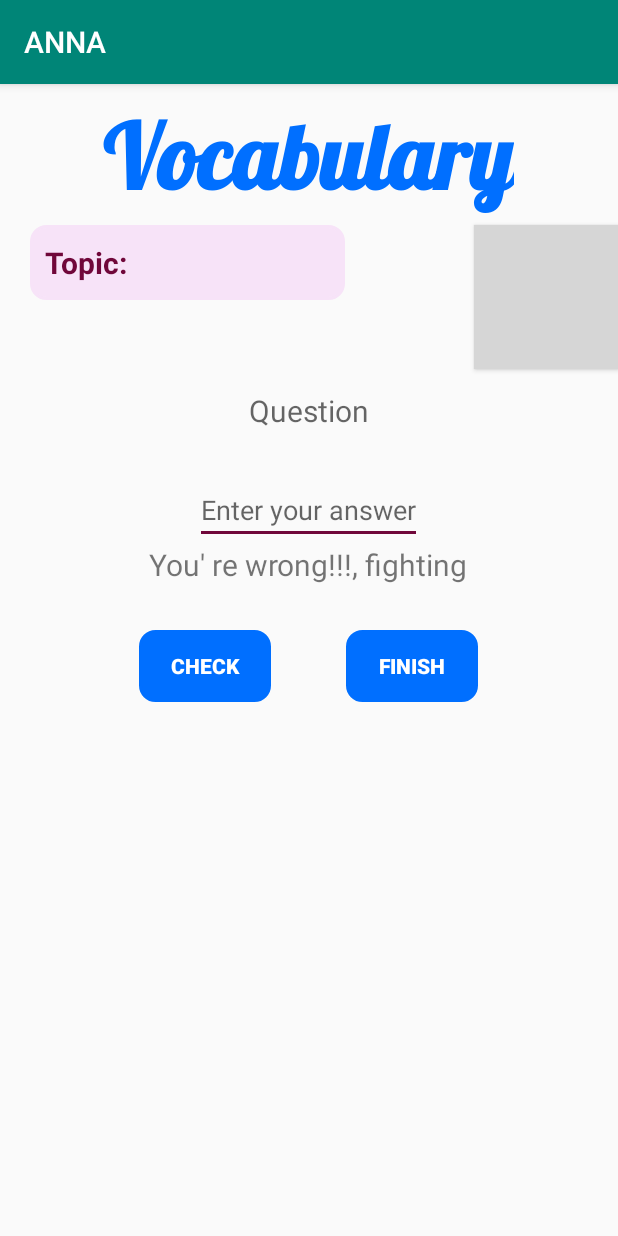
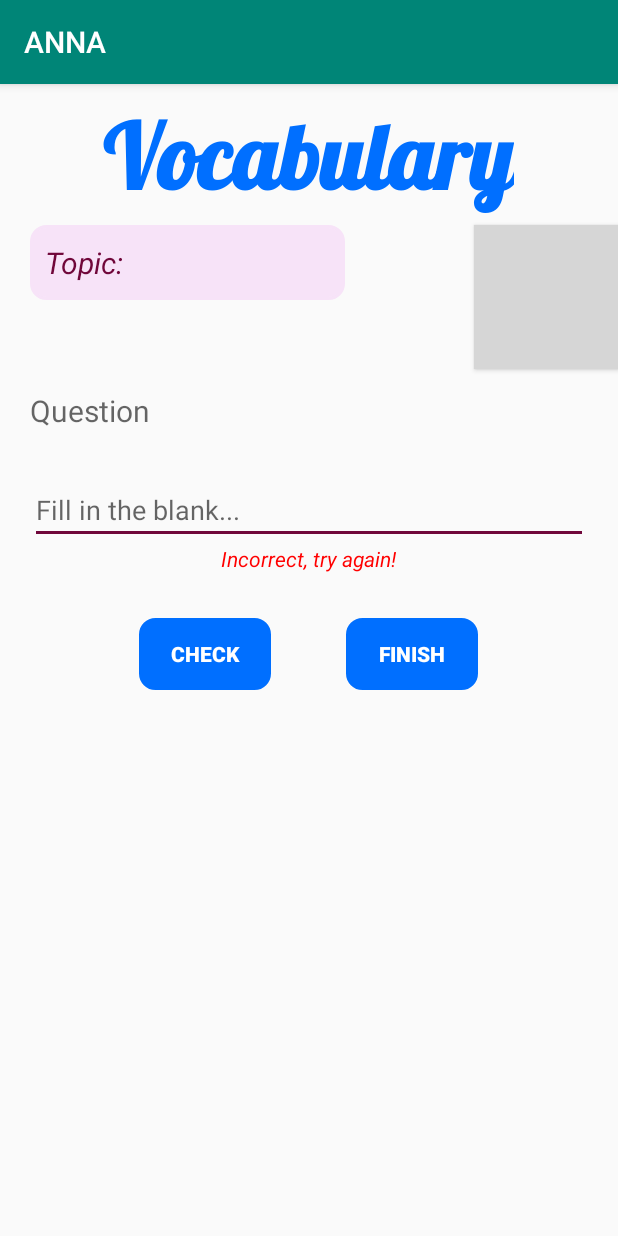
Before and after one commit to ndkhanh360/anna, an Android app: the DetailVocabTest screen opened directly, with no data from a screen before it, after a tap on "CHECK", on a phone screen of 412 x 824 dp. Run offline under Robolectric (Android 15) with nearby library versions, the light colour scheme and no system bars; 7 statements that could not run were skipped; 1 other tap on this screen came first; grey boxes are pictures that could not be loaded.

Commit message:
modify layouts

```diff
--- a/app/src/main/java/com/example/anna/DetailVocabTest.java
+++ b/app/src/main/java/com/example/anna/DetailVocabTest.java
@@ -89,7 +89,6 @@ public class DetailVocabTest extends AppCompatActivity {
             public void onClick(View v) {
                 tv_result.setText("Right: " + String.valueOf(count_right) + "\n" + "Wrong: "+ String.valueOf(count_wrong));
 
-
             }
         });
 
@@ -110,7 +109,7 @@ public class DetailVocabTest extends AppCompatActivity {
                 if (pos_current > end)
                 {
                     pos_current = end;
-                    Toast.makeText(DetailVocabTest.this, "The last question", Toast.LENGTH_LONG).show();
+                    Toast.makeText(DetailVocabTest.this, "This is the last question", Toast.LENGTH_LONG).show();
                 }
                 else {
                     while (arrVocab.get(pos_current).getTopic().compareTo(topic) != 0 && pos_current <= end) {
@@ -146,11 +145,13 @@ public class DetailVocabTest extends AppCompatActivity {
         if (yourAns.compareTo(s) == 0)
         {
             count_right++;
-            tv_result.setText("You're right");
+            tv_result.setText("Correct!");
+            tv_result.setTextColor(Color.parseColor("#3e8515"));
         }
         else {
             count_wrong++;
-            tv_result.setText("You' re wrong!!!, fighting");
+            tv_result.setText("Incorrect, try again!");
+            tv_result.setTextColor(Color.RED);
         }
     }
 
--- a/app/src/main/java/com/example/anna/FullscreenActivity.java
+++ b/app/src/main/java/com/example/anna/FullscreenActivity.java
@@ -245,7 +245,7 @@ public class FullscreenActivity extends AppCompatActivity {
     }
 
     private void GetTopics() {
-        topics.add("The World is bleeding. Save it by seeding.");
+        topics.add("What is your most favorite aspect about your school?");
     }
 
     private void findViews() {
@@ -495,7 +495,7 @@ public class FullscreenActivity extends AppCompatActivity {
 
         List<String> comments = new ArrayList<String>();
         //open score activity
-        Intent inte = new Intent(this,ScoreBoardActivity.class);
+        Intent inte = new Intent(this, ScoreBoardActivity.class);
         inte.putExtra("videoType",videoType);
         inte.putExtra("Score",score);
 //        inte.putExtra("CommentCount",comments.size());
--- a/app/src/main/res/layout/activity_detail_vocab_test.xml
+++ b/app/src/main/res/layout/activity_detail_vocab_test.xml
@@ -35,7 +35,7 @@
             android:text="Topic:  "
             android:textColor="@color/colorAccent"
             android:textSize="20sp"
-            android:textStyle="bold" />
+            android:textStyle="italic" />
 
         <TextView
             android:id="@+id/tv_topic_test"
@@ -66,25 +66,28 @@
         android:gravity="center_horizontal">
 
         <TextView
-            android:layout_width="wrap_content"
+            android:layout_width="match_parent"
             android:layout_height="wrap_content"
             android:hint="Question"
             android:textSize="20sp"
+            android:layout_marginHorizontal="20dp"
+            android:gravity="left"
             android:id="@+id/tvQuestion"/>
 
         <EditText
-            android:layout_width="wrap_content"
+            android:layout_width="match_parent"
             android:layout_height="wrap_content"
             android:id="@+id/editAnswer"
-            android:hint="Enter your answer"
+            android:layout_marginHorizontal="20dp"
+            android:hint="Fill in the blank..."
             android:layout_marginTop="30sp"/>
 
         <TextView
             android:layout_width="wrap_content"
             android:layout_height="wrap_content"
-            android:textSize="20sp"
-            android:id="@+id/tvResult"
-            android:hint="Result: "/>
+            android:textSize="14sp"
+            android:textStyle="italic"
+            android:id="@+id/tvResult" />
 
         <LinearLayout
             android:layout_width="wrap_content"
--- a/app/src/main/res/layout/activity_fullscreen.xml
+++ b/app/src/main/res/layout/activity_fullscreen.xml
@@ -31,7 +31,7 @@
             android:keepScreenOn="true"
             android:text="Setting up..."
             android:textColor="#33b5e5"
-            android:textSize="50sp"
+            android:textSize="20sp"
             android:textAlignment="center"
             android:textStyle="bold" />
 
--- a/app/src/main/res/layout/activity_speaking_comment.xml
+++ b/app/src/main/res/layout/activity_speaking_comment.xml
@@ -40,13 +40,14 @@
         android:id="@+id/editScore"
         android:layout_width="match_parent"
         android:layout_height="wrap_content"
-        android:hint="On scale 0 to 10"
+        android:hint="On scale 1 to 5"
         android:inputType="textPhonetic"
         />
     </LinearLayout>
 
     <EditText
         android:id="@+id/editComment"
+        android:layout_marginHorizontal="20dp"
         android:hint="Some comments to your partner"
         android:layout_width="match_parent"
         android:layout_height="wrap_content"
--- a/app/src/main/res/values/strings.xml
+++ b/app/src/main/res/values/strings.xml
@@ -7,7 +7,7 @@
 
     <string name="sharedPref">tokenServer</string>
 
-    <string name="ready_string">Click button below to start</string>
+    <string name="ready_string">Click below button to start recording...</string>
     <string-array name="sex_array">
         <item>Male</item>
         <item>Female</item>
```
Also changed, not shown: app/src/main/res/layout/activity_detail_vocab.xml (+5 -3 lines), app/src/main/res/layout/activity_score_board.xml (+5 -2 lines).
